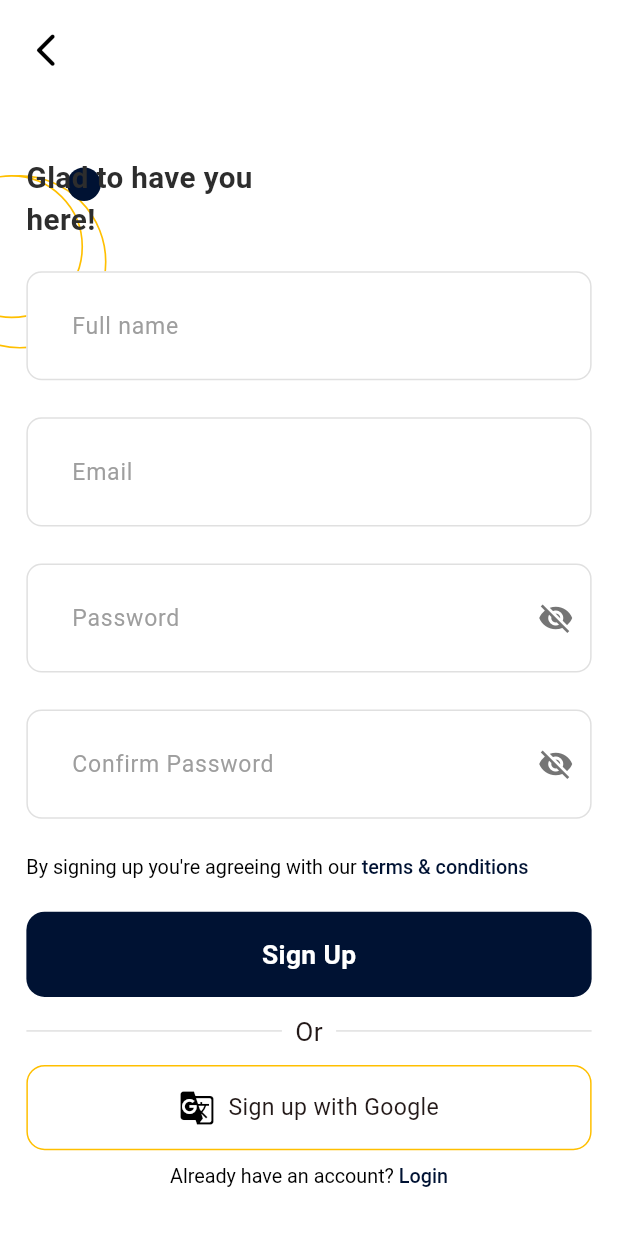
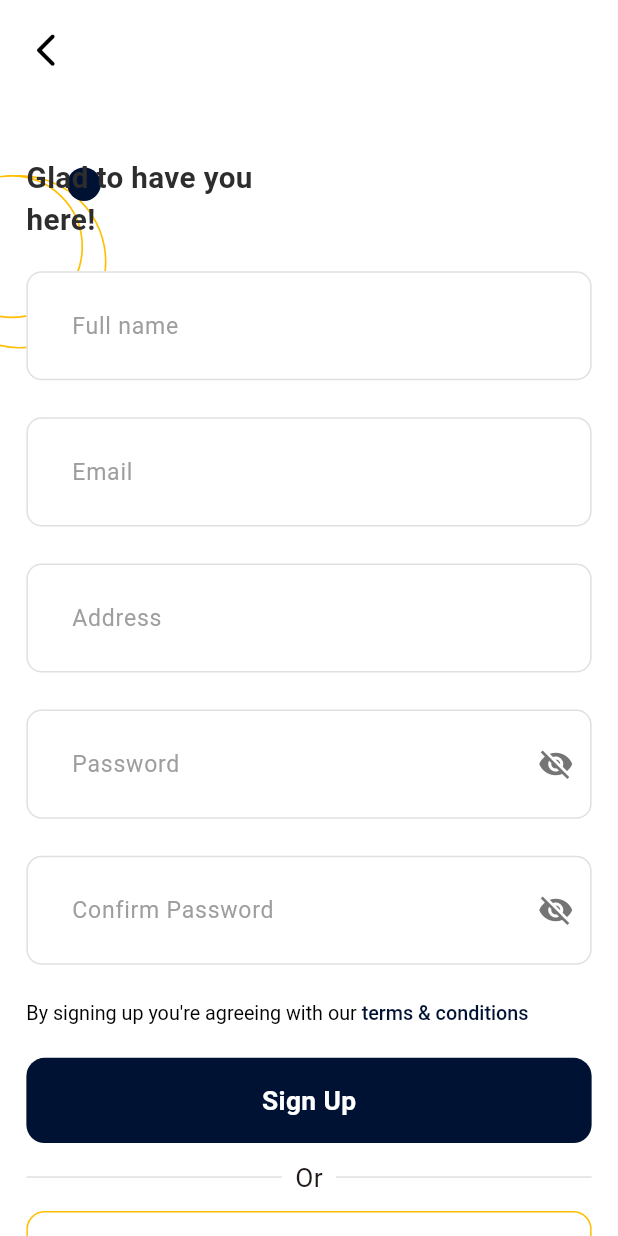
Before and after one commit to Alpha-Ronald/pet_project_demo, a Flutter app: the screen it shows after launch, on a phone screen of 412 x 824 dp. Run offline on Flutter 3.47's test engine with Material 3 defaults, Android fonts, the phone set to English and light mode, and no system bars; our stand-ins replace firebase_auth, firebase_core, flutter_screenutil; accounts and stored records are empty; generated files the repository leaves out were written again.

Commit message:
Add login and signup logic with loading states and email verification.

```diff
--- a/lib/features/auth/reset_password.dart
+++ b/lib/features/auth/reset_password.dart
@@ -144,7 +144,7 @@ class ResetPasswordScreen2UI extends StatelessWidget {
                   Navigator.push(
                     context,
                     MaterialPageRoute(
-                      builder: (_) => const LoginScreenUI(),
+                      builder: (_) =>  LoginScreenUI(),
                     ),
                   );
                 },
--- a/lib/features/auth/sign_up.dart
+++ b/lib/features/auth/sign_up.dart
@@ -8,13 +8,20 @@ import '../widgets/auth_textfield.dart';
 
 
 
-class SignupScreenUI extends StatelessWidget {
+class SignupScreenUI extends StatefulWidget {
    SignupScreenUI({super.key});
 
+  @override
+  State<SignupScreenUI> createState() => _SignupScreenUIState();
+}
+
+class _SignupScreenUIState extends State<SignupScreenUI> {
   final emailController = TextEditingController();
+
    final passwordController = TextEditingController();
    final confirmPasswordController =TextEditingController();
 
+   bool isLoading = false;
 
   @override
   Widget build(BuildContext context) {
@@ -27,7 +34,9 @@ class SignupScreenUI extends StatelessWidget {
           children: [
             const CustomTextFieldUI(label: "Full name"),
             CustomTextFieldUI(label: "Email",controller: emailController,),
-             CustomTextFieldUI(label: "Password", isPassword: true, controller: passwordController,),
+            CustomTextFieldUI(label: "Address"),
+
+            CustomTextFieldUI(label: "Password", isPassword: true, controller: passwordController,),
             CustomTextFieldUI(label: "Confirm Password", isPassword: true, controller: confirmPasswordController,),
 
 
@@ -58,7 +67,7 @@ class SignupScreenUI extends StatelessWidget {
             Padding(
               padding: EdgeInsets.symmetric(horizontal: 16.w),
               child: GestureDetector(
-                onTap: () async {
+                onTap: isLoading ? null : () async {
                   final email = emailController.text.trim();
                   final password = passwordController.text.trim();
                   final confirmPassword = confirmPasswordController.text.trim();
@@ -67,6 +76,11 @@ class SignupScreenUI extends StatelessWidget {
                     ScaffoldMessenger.of(context).showSnackBar(const SnackBar(content:  Text('Passwords do not match')));
                     return;
                   }
+
+                  setState(() {
+                    isLoading = true;
+                  });
+
                    try{
                     print("Creating account with $email & $password");
                     final user = await AuthService().signUp(email, password);
@@ -88,6 +102,11 @@ class SignupScreenUI extends StatelessWidget {
 
                     ScaffoldMessenger.of(context).showSnackBar( SnackBar(content:  Text(message)));
 
+                   }finally{
+                     setState(() {
+                       isLoading = false;
+                     });
+
                    }
 
 
@@ -108,7 +127,7 @@ class SignupScreenUI extends StatelessWidget {
                     borderRadius: BorderRadius.circular(12.r),
                   ),
                   alignment: Alignment.center,
-                  child: Text(
+                  child: isLoading? CircularProgressIndicator(color: Colors.white,): Text(
                     "Sign Up",
                     style: TextStyle(
                       color: Colors.white,
@@ -172,7 +191,7 @@ class SignupScreenUI extends StatelessWidget {
                   Navigator.push(
                     context,
                     MaterialPageRoute(
-                      builder: (_) => const LoginScreenUI(),
+                      builder: (_) =>  LoginScreenUI(),
                     ),
                   );
                 },
--- a/lib/main.dart
+++ b/lib/main.dart
@@ -1,9 +1,6 @@
 import 'package:flutter/material.dart';
 import 'package:firebase_core/firebase_core.dart';
 
-// import 'authentication/forgot_password_screen.dart';
-// import 'authentication/login_screen.dart';
-// import 'authentication/session5.dart';
 import 'features/auth/sign_up.dart';
 import 'firebase_options.dart';
 import 'package:flutter_screenutil/flutter_screenutil.dart';
@@ -30,7 +27,7 @@ class MyApp extends StatelessWidget {
   @override
   Widget build(BuildContext context) {
     return ScreenUtilInit(
-      designSize: const Size(375, 812), // or your design size
+      designSize: const Size(375, 812),
       builder: (context, child) {
         return MaterialApp(
           debugShowCheckedModeBanner: false,
```
Also changed, not shown: lib/features/auth/log_in.dart (+72 -6 lines), lib/services/auth_service.dart (+25 -7 lines).
